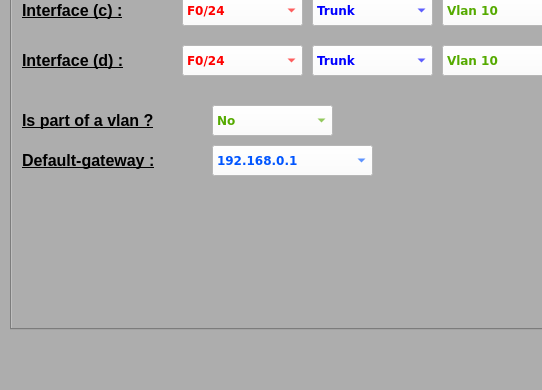
This is code/main.ui in momo007Dev/TFE-Networking_toolkit as Qt 5 draws it before an edit; both pictures show x 0 to 542 and y 310 to 700 of the 900 by 700 pixel window. The edited form follows.
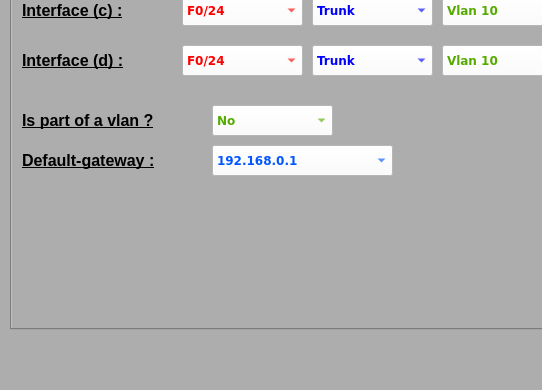
This is the edited form. The open tabs and pages were chosen to show the change. Icons and pictures are not drawn.

Commit message: Mise en place de fonctions et de structures de donnees pour les switchs L2.

```diff
--- a/code/main.ui
+++ b/code/main.ui
@@ -5411,7 +5411,7 @@
            <rect>
             <x>200</x>
             <y>310</y>
-            <width>161</width>
+            <width>181</width>
             <height>31</height>
            </rect>
           </property>
```
Left out of the diff: 2 changed lines with no effect on the pictures. The commit also changes 2 other files.
